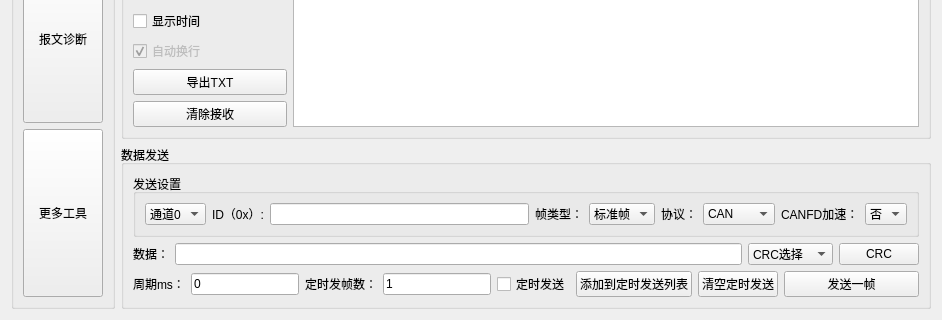
This is more_window/more_window.ui in aron566/EOL_CAN_Tool as Qt 5 draws it before an edit; both pictures show x 0 to 942 and y 606 to 926 of the 942 by 926 pixel window. The edited form follows.
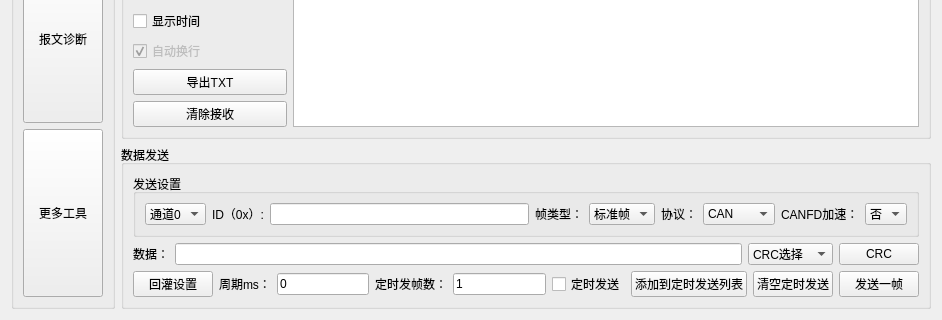
This is the edited form.

Commit message: <feat>: <v1.4.0 增加can log回灌功能>

```diff
--- a/more_window/more_window.ui
+++ b/more_window/more_window.ui
@@ -623,6 +623,13 @@
         </item>
         <item>
          <layout class="QHBoxLayout" name="timer_horizontalLayout_2">
+          <item>
+           <widget class="QPushButton" name="log_send_pushButton">
+            <property name="text">
+             <string>回灌设置</string>
+            </property>
+           </widget>
+          </item>
           <item>
            <widget class="QLabel" name="period_label">
             <property name="sizePolicy">
```
The commit also changes 8 other files.
